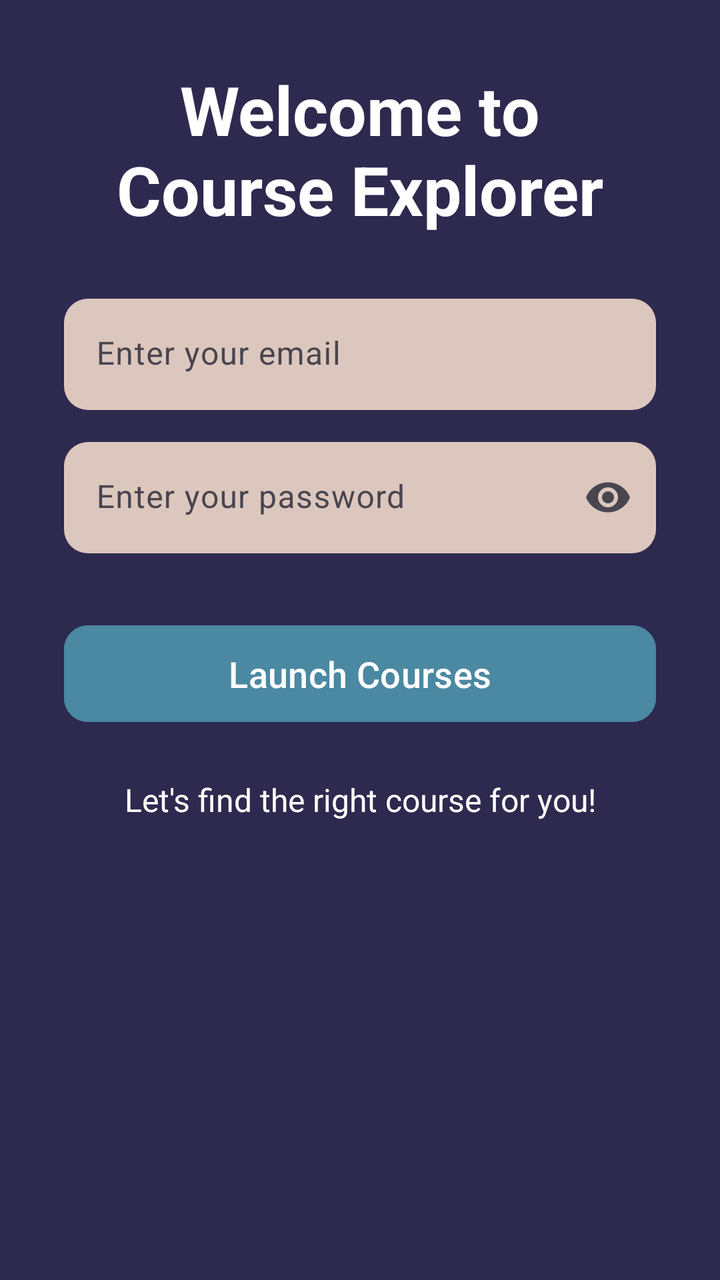
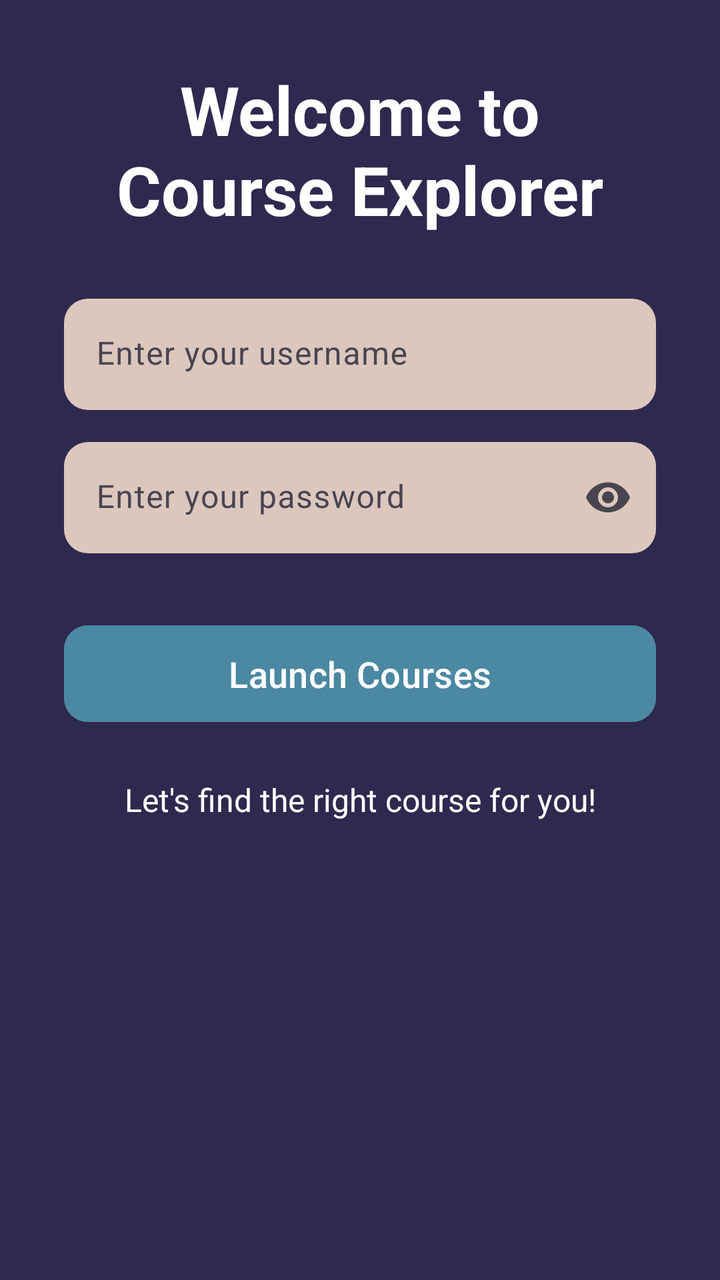

Two renders of the same Android screen: before a commit and after it. Below are the layout's source before the change and the commit's diff.
<!-- AndroidManifest.xml: application theme Theme.S8130336_assignment2 -->
<!-- res/layout/fragment_login.xml -->
<?xml version="1.0" encoding="utf-8"?>
<androidx.constraintlayout.widget.ConstraintLayout xmlns:android="http://schemas.android.com/apk/res/android"
    xmlns:app="http://schemas.android.com/apk/res-auto"
    xmlns:tools="http://schemas.android.com/tools"
    android:id="@+id/frameLayout2"
    android:layout_width="match_parent"
    android:layout_height="match_parent"
    android:background="@color/pale_purple"
    tools:context=".UI.s8130336_LoginFragment">

    
    <TextView
        android:id="@+id/loginTitle"
        android:layout_width="0dp"
        android:layout_height="wrap_content"
        android:layout_marginStart="32dp"
        android:layout_marginTop="32dp"
        android:layout_marginEnd="32dp"
        android:text="Welcome to Course Explorer"
        android:textAlignment="center"
        android:textColor="@color/white"
        android:textSize="34dp"
        android:textStyle="bold"
        app:layout_constraintEnd_toEndOf="parent"
        app:layout_constraintStart_toStartOf="parent"
        app:layout_constraintTop_toTopOf="parent" />

    <com.google.android.material.textfield.TextInputLayout
        android:id="@+id/emailLayout"
        style="@style/Widget.Material3.TextInputLayout.FilledBox"
        android:layout_width="0dp"
        android:layout_height="wrap_content"
        android:layout_marginStart="32dp"
        android:layout_marginEnd="32dp"
        android:layout_marginTop="32dp"
        android:hint="Enter your email"
        app:boxCornerRadiusTopStart="12dp"
        app:boxCornerRadiusBottomEnd="12dp"
        app:boxCornerRadiusBottomStart="12dp"
        app:boxCornerRadiusTopEnd="12dp"
        app:boxStrokeWidth="0dp"
        app:boxStrokeWidthFocused="0dp"
        app:layout_constraintEnd_toEndOf="parent"
        app:layout_constraintStart_toStartOf="parent"
        app:layout_constraintTop_toBottomOf="@+id/loginTitle">

        <com.google.android.material.textfield.TextInputEditText
            android:id="@+id/editTextTextEmailAddress"
            android:layout_width="match_parent"
            android:layout_height="wrap_content"
            android:inputType="textEmailAddress"
            android:backgroundTint="@color/light_brown"
            android:textColor="@color/black" />

    </com.google.android.material.textfield.TextInputLayout>

    <com.google.android.material.textfield.TextInputLayout
        android:id="@+id/passwordLayout"
        style="@style/Widget.Material3.TextInputLayout.FilledBox"
        android:layout_width="0dp"
        android:layout_height="wrap_content"
        android:layout_marginStart="32dp"
        android:layout_marginTop="16dp"
        android:layout_marginEnd="32dp"
        android:hint="Enter your password"

        app:endIconMode="password_toggle"
        app:boxCornerRadiusTopStart="12dp"
        app:boxCornerRadiusBottomEnd="12dp"
        app:boxCornerRadiusBottomStart="12dp"
        app:boxCornerRadiusTopEnd="12dp"
        app:boxStrokeWidth="0dp"
        app:boxStrokeWidthFocused="0dp"
        app:layout_constraintEnd_toEndOf="parent"
        app:layout_constraintStart_toStartOf="parent"
        app:layout_constraintTop_toBottomOf="@+id/emailLayout">

        <com.google.android.material.textfield.TextInputEditText
            android:id="@+id/editTextTextPassword"
            android:layout_width="match_parent"
            android:layout_height="wrap_content"
            android:inputType="textPassword"
            android:backgroundTint="@color/light_brown"
            android:textColor="@color/white" />

    </com.google.android.material.textfield.TextInputLayout>

    <com.google.android.material.button.MaterialButton
        android:id="@+id/loginButton"
        android:layout_width="0dp"
        android:layout_height="wrap_content"
        android:layout_marginStart="32dp"
        android:layout_marginTop="32dp"
        android:layout_marginEnd="32dp"
        android:textColor="@color/white"
        android:backgroundTint="@color/af_blue"
        android:padding="12dp"
        android:text="Launch Courses"
        android:textSize="18sp"
        app:cornerRadius="12dp"
        app:layout_constraintEnd_toEndOf="parent"
        app:layout_constraintStart_toStartOf="parent"
        app:layout_constraintTop_toBottomOf="@+id/passwordLayout" />

    <TextView
        android:id="@+id/exploreText"
        android:layout_width="wrap_content"
        android:layout_height="wrap_content"
        android:layout_marginTop="24dp"
        android:text="Let's find the right course for you!"
        android:textSize="16dp"
        android:textColor="@color/white"
        app:layout_constraintEnd_toEndOf="parent"
        app:layout_constraintStart_toStartOf="parent"
        app:layout_constraintTop_toBottomOf="@+id/loginButton" />

</androidx.constraintlayout.widget.ConstraintLayout>
<!-- resources referenced by this layout -->
<resources>
  <color name="af_blue">#4b88a2</color>
  <color name="black">#FF000000</color>
  <color name="light_brown">#DCC7be</color>
  <color name="pale_purple">#2E294E</color>
  <color name="white">#FFFFFFFF</color>
  <style name="Theme.S8130336_assignment2" parent="Base.Theme.S8130336_assignment2" />
  <style name="Base.Theme.S8130336_assignment2" parent="Theme.Material3.DayNight.NoActionBar">
          
          
      </style>
</resources>

<!-- the commit's change to res/layout/fragment_login.xml (unified diff, before → after) -->
@@ -26,14 +26,14 @@
         app:layout_constraintTop_toTopOf="parent" />
 
     <com.google.android.material.textfield.TextInputLayout
-        android:id="@+id/emailLayout"
+        android:id="@+id/usernameLayout"
         style="@style/Widget.Material3.TextInputLayout.FilledBox"
         android:layout_width="0dp"
         android:layout_height="wrap_content"
         android:layout_marginStart="32dp"
         android:layout_marginEnd="32dp"
         android:layout_marginTop="32dp"
-        android:hint="Enter your email"
+        android:hint="Enter your username"
         app:boxCornerRadiusTopStart="12dp"
         app:boxCornerRadiusBottomEnd="12dp"
         app:boxCornerRadiusBottomStart="12dp"
@@ -45,10 +45,10 @@
         app:layout_constraintTop_toBottomOf="@+id/loginTitle">
 
         <com.google.android.material.textfield.TextInputEditText
-            android:id="@+id/editTextTextEmailAddress"
+            android:id="@+id/usernameEditText"
             android:layout_width="match_parent"
             android:layout_height="wrap_content"
-            android:inputType="textEmailAddress"
+            android:inputType="text"
             android:backgroundTint="@color/light_brown"
             android:textColor="@color/black" />
 
@@ -73,10 +73,10 @@
         app:boxStrokeWidthFocused="0dp"
         app:layout_constraintEnd_toEndOf="parent"
         app:layout_constraintStart_toStartOf="parent"
-        app:layout_constraintTop_toBottomOf="@+id/emailLayout">
+        app:layout_constraintTop_toBottomOf="@+id/usernameLayout">
 
         <com.google.android.material.textfield.TextInputEditText
-            android:id="@+id/editTextTextPassword"
+            android:id="@+id/passwordEditText"
             android:layout_width="match_parent"
             android:layout_height="wrap_content"
             android:inputType="textPassword"
@@ -114,4 +114,15 @@
         app:layout_constraintStart_toStartOf="parent"
         app:layout_constraintTop_toBottomOf="@+id/loginButton" />
 
+    <ProgressBar
+        android:id="@+id/progressBar"
+        style="?android:attr/progressBarStyle"
+        android:layout_width="wrap_content"
+        android:layout_height="wrap_content"
+        android:visibility="gone"
+        app:layout_constraintBottom_toBottomOf="parent"
+        app:layout_constraintEnd_toEndOf="parent"
+        app:layout_constraintStart_toStartOf="parent"
+        app:layout_constraintTop_toTopOf="parent" />
+
 </androidx.constraintlayout.widget.ConstraintLayout>
